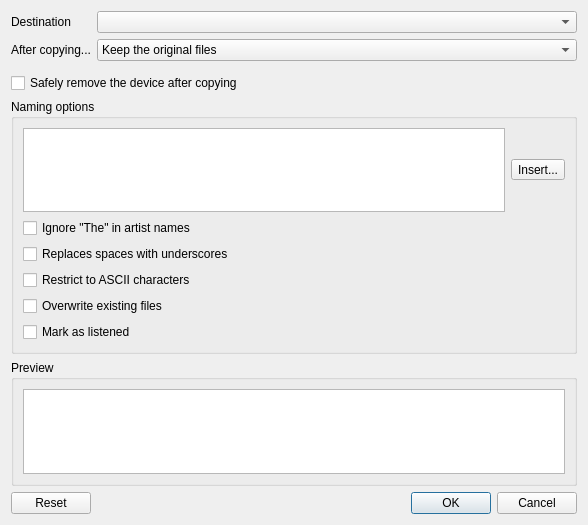
Above: src/ui/organisedialog.ui from clementine-player/Clementine before the change. Below: the same form after it.
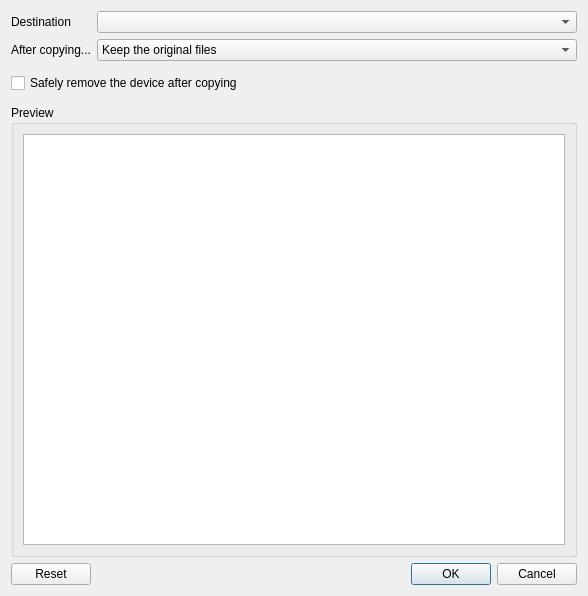
That is the form after the change. Icons and pictures are not drawn. Custom widgets are drawn as their Qt base class.

Commit message:
Separating out filename formatting options into separate widget.
First step towards unifying filename formatting over different dialogs.

```diff
--- a/src/ui/organisedialog.ui
+++ b/src/ui/organisedialog.ui
@@ -7,7 +7,7 @@
     <x>0</x>
     <y>0</y>
     <width>588</width>
-    <height>525</height>
+    <height>596</height>
    </rect>
   </property>
   <property name="windowTitle">
@@ -64,77 +64,7 @@
     </widget>
    </item>
    <item>
-    <widget class="QGroupBox" name="naming_group">
-     <property name="title">
-      <string>Naming options</string>
-     </property>
-     <layout class="QVBoxLayout" name="verticalLayout">
-      <item>
-       <layout class="QHBoxLayout" name="horizontalLayout">
-        <item>
-         <widget class="LineTextEdit" name="naming">
-          <property name="toolTip">
-           <string>&lt;p&gt;Tokens start with %, for example: %artist %album %title &lt;/p&gt;
-
-&lt;p&gt;If you surround sections of text that contain a token with curly-braces, that section will be hidden if the token is empty.&lt;/p&gt;</string>
-          </property>
-          <property name="lineWrapMode">
-           <enum>QTextEdit::NoWrap</enum>
-          </property>
-          <property name="acceptRichText">
-           <bool>false</bool>
-          </property>
-         </widget>
-        </item>
-        <item>
-         <widget class="QToolButton" name="insert">
-          <property name="text">
-           <string>Insert...</string>
-          </property>
-          <property name="popupMode">
-           <enum>QToolButton::InstantPopup</enum>
-          </property>
-         </widget>
-        </item>
-       </layout>
-      </item>
-      <item>
-       <widget class="QCheckBox" name="replace_the">
-        <property name="text">
-         <string>Ignore &quot;The&quot; in artist names</string>
-        </property>
-       </widget>
-      </item>
-      <item>
-       <widget class="QCheckBox" name="replace_spaces">
-        <property name="text">
-         <string>Replaces spaces with underscores</string>
-        </property>
-       </widget>
-      </item>
-      <item>
-       <widget class="QCheckBox" name="replace_ascii">
-        <property name="text">
-         <string>Restrict to ASCII characters</string>
-        </property>
-       </widget>
-      </item>
-      <item>
-       <widget class="QCheckBox" name="overwrite">
-        <property name="text">
-         <string>Overwrite existing files</string>
-        </property>
-       </widget>
-      </item>
-      <item>
-       <widget class="QCheckBox" name="mark_as_listened">
-        <property name="text">
-         <string>Mark as listened</string>
-        </property>
-       </widget>
-      </item>
-     </layout>
-    </widget>
+    <widget class="FileNameFormatWidget" name="naming_group" native="true"/>
    </item>
    <item>
     <widget class="QGroupBox" name="preview_group">
@@ -227,17 +157,18 @@
    <header>widgets/freespacebar.h</header>
    <container>1</container>
   </customwidget>
-  <customwidget>
-   <class>LineTextEdit</class>
-   <extends>QTextEdit</extends>
-   <header>widgets/linetextedit.h</header>
-  </customwidget>
   <customwidget>
    <class>BusyIndicator</class>
    <extends>QWidget</extends>
    <header>widgets/busyindicator.h</header>
    <container>1</container>
   </customwidget>
+  <customwidget>
+   <class>FileNameFormatWidget</class>
+   <extends>QWidget</extends>
+   <header>widgets/filenameformatwidget.h</header>
+   <container>1</container>
+  </customwidget>
  </customwidgets>
  <tabstops>
   <tabstop>destination</tabstop>
```
Left out of the diff: 28 changed lines with no effect on the pictures. The commit also changes 8 other files.
